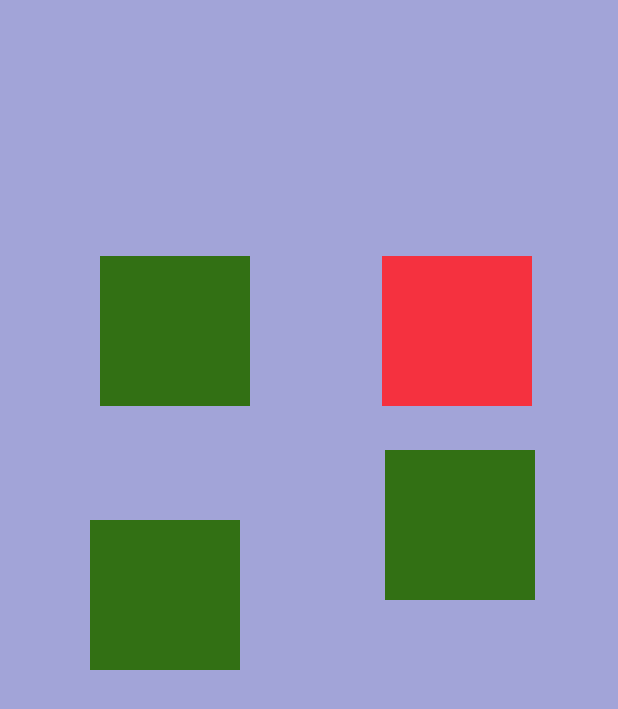
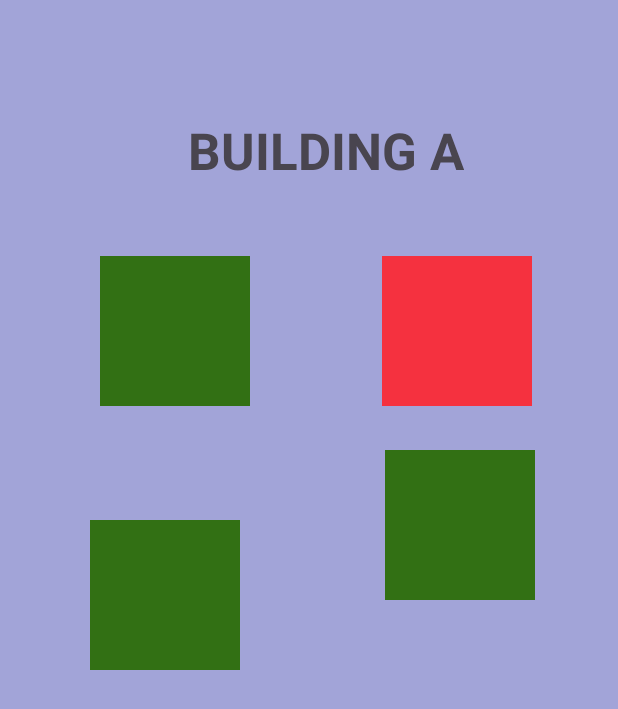
Before and after one commit to MathewAnderson6706/Smart-Library-Study-Room-Management-and-Comfort-System, an Android app: the screen it shows after launch (MainActivity), on a phone screen of 412 x 824 dp. Shown: the top 709 px of the screen. Run offline under Robolectric (Android 15) with nearby library versions, the phone set to English and light mode, and no system bars.

```diff
--- a/TbdModule/src/main/res/layout/fragment_home.xml
+++ b/TbdModule/src/main/res/layout/fragment_home.xml
@@ -7,14 +7,14 @@
 Safah Virk N01596470
 Section RCB
 -->
-<androidx.constraintlayout.widget.ConstraintLayout
-    xmlns:android="http://schemas.android.com/apk/res/android"
+<androidx.constraintlayout.widget.ConstraintLayout xmlns:android="http://schemas.android.com/apk/res/android"
     xmlns:app="http://schemas.android.com/apk/res-auto"
     xmlns:tools="http://schemas.android.com/tools"
     android:layout_width="match_parent"
     android:layout_height="match_parent"
     android:background="#A2A4D8"
     tools:context=".MainActivity">
+
 
     <ImageButton
         android:id="@+id/room1"
@@ -78,4 +78,21 @@
         app:layout_constraintTop_toTopOf="parent"
         app:layout_constraintVertical_bias="0.0" />
 
+    <TextView
+        android:id="@+id/textBuildingA"
+        android:layout_width="wrap_content"
+        android:layout_height="wrap_content"
+        android:layout_marginStart="180dp"
+        android:layout_marginTop="44dp"
+        android:layout_marginEnd="157dp"
+        android:layout_marginBottom="668dp"
+        android:text="BUILDING A"
+        android:textSize="34sp"
+        android:textStyle="bold"
+        app:layout_constraintBottom_toBottomOf="parent"
+        app:layout_constraintEnd_toEndOf="parent"
+        app:layout_constraintStart_toStartOf="parent"
+        app:layout_constraintTop_toTopOf="parent" />
+
+
 </androidx.constraintlayout.widget.ConstraintLayout>
```
Also changed, not shown: TbdModule/src/main/res/layout/fragment_fourth.xml (+16 -0 lines), TbdModule/src/main/res/layout/fragment_second.xml (+16 -0 lines), TbdModule/src/main/res/layout/fragment_third.xml (+16 -0 lines).
